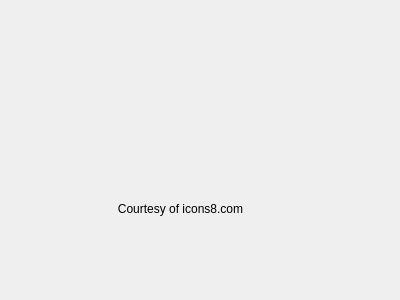
Old version of the form forms/dialog_busy.ui in the repository RolandHughes/diamond.
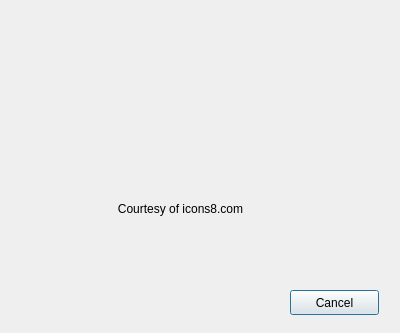
New version of the form.

Diff of the .ui file:
```diff
--- a/forms/dialog_busy.ui
+++ b/forms/dialog_busy.ui
@@ -10,7 +10,7 @@
     <x>0</x>
     <y>0</y>
     <width>400</width>
-    <height>300</height>
+    <height>333</height>
    </rect>
   </property>
   <property name="windowTitle">
@@ -51,6 +51,32 @@
     <set>Qt::AlignCenter</set>
    </property>
   </widget>
+  <widget class="QPushButton" name="cancelButton">
+   <property name="geometry">
+    <rect>
+     <x>290</x>
+     <y>290</y>
+     <width>89</width>
+     <height>25</height>
+    </rect>
+   </property>
+   <property name="text">
+    <string>Cancel</string>
+   </property>
+  </widget>
+  <widget class="QLabel" name="progressLabel">
+   <property name="geometry">
+    <rect>
+     <x>16</x>
+     <y>230</y>
+     <width>361</width>
+     <height>20</height>
+    </rect>
+   </property>
+   <property name="text">
+    <string/>
+   </property>
+  </widget>
  </widget>
  <resources/>
  <connections/>
```
Left out of the diff: 19 changed lines with no effect on the pictures.
